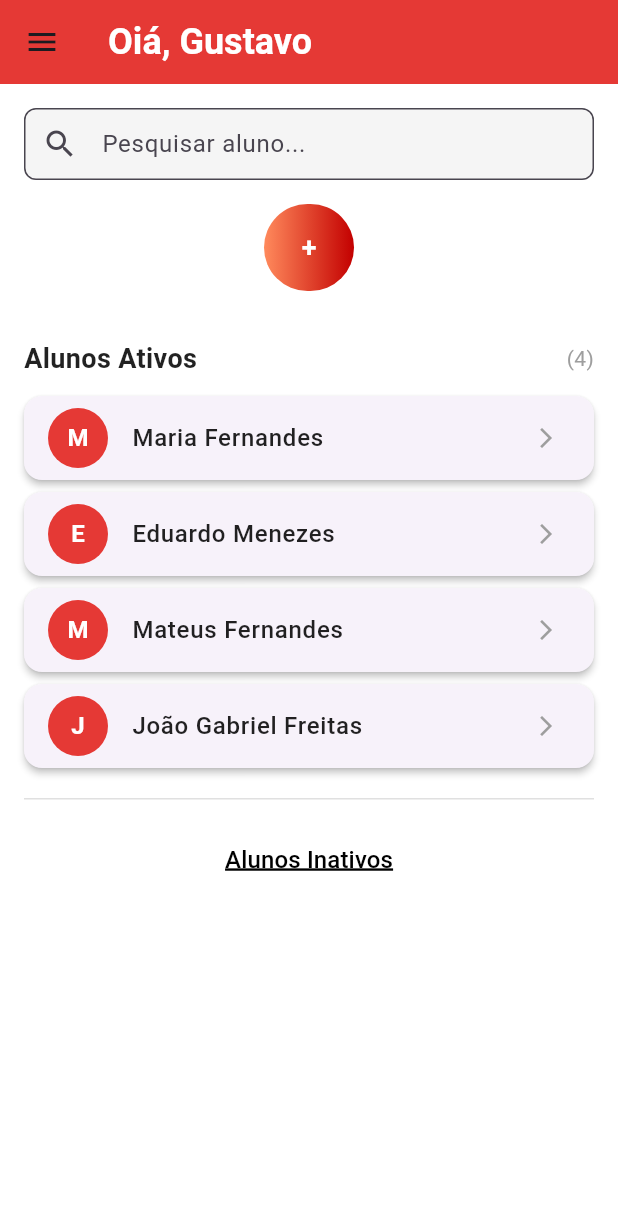
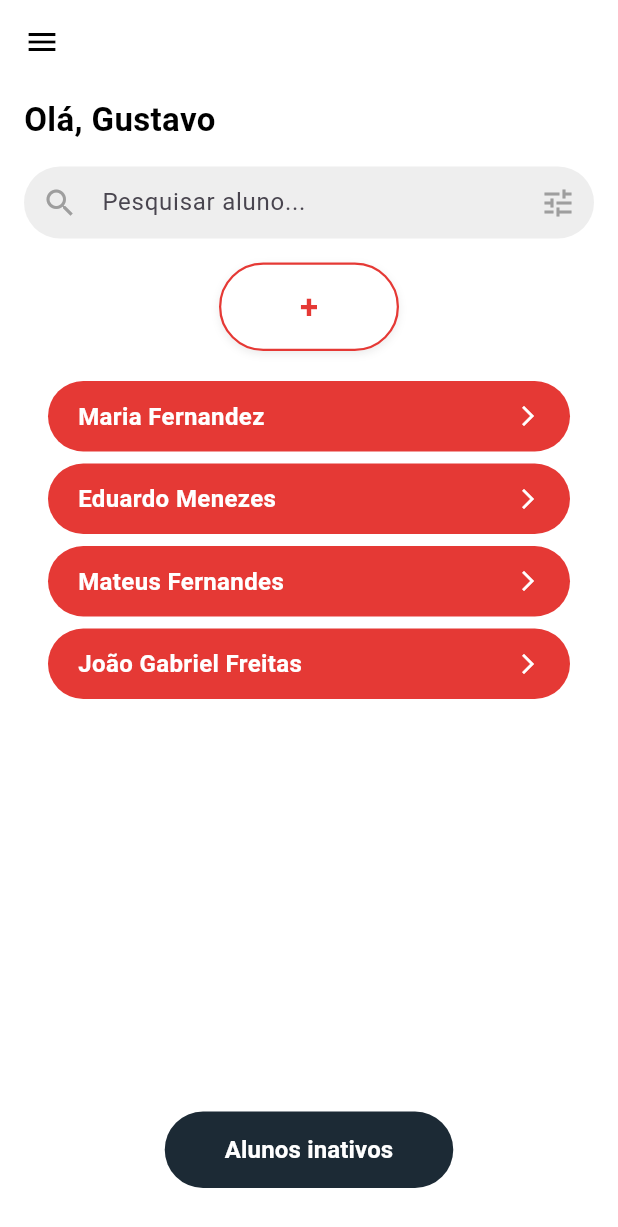
Before and after one commit to mdsreq-fga-unb/REQ-2025.2-T02-TreinaAi, a Flutter app: the StudentSearchScreen screen opened directly, on a phone screen of 412 x 824 dp. Shown: the top 1227 px of the screen. Run offline on Flutter 3.47's test engine with Material 3 defaults, Android fonts, the light colour scheme and no system bars.

Commit message:
fix: adjust HomePage layout and main.dart initialization

```diff
--- a/app/frontend/treina_ai/lib/main.dart
+++ b/app/frontend/treina_ai/lib/main.dart
@@ -1,5 +1,6 @@
 import 'package:flutter/material.dart';
-import 'ui/student_search_screen.dart';
+import 'ui/register_page.dart';
+
 
 void main() {
   runApp(const MyApp());
@@ -11,13 +12,8 @@ class MyApp extends StatelessWidget {
   @override
   Widget build(BuildContext context) {
     return MaterialApp(
-      title: 'TreinaAi',
-      theme: ThemeData(
-        primarySwatch: Colors.red,
-        scaffoldBackgroundColor: Colors.white,
-      ),
-      home: StudentSearchScreen(), // REMOVEU O CONST
       debugShowCheckedModeBanner: false,
+      home: const RegisterPage(),
     );
   }
 }
--- a/app/frontend/treina_ai/lib/ui/components.dart
+++ b/app/frontend/treina_ai/lib/ui/components.dart
@@ -1,95 +1,175 @@
 import 'package:flutter/material.dart';
 
-
-
-//Color Styles
+// ==================== COLORS ====================
 const Color primaryRed = Color(0xFFE53935);
 const Color gradientStart = Color(0xFFFF8A5C);
 const Color gradientEnd = Color(0xFFC30000);
 const Color backgroundColor = Color(0xFFF5F5F5);
 
-//Normal Text Styles
+// ==================== TEXT STYLES ====================
 const TextStyle titleText = TextStyle(
-  fontSize: 24,
-  fontWeight: FontWeight.bold,
-  color: Colors.white,
-);
-
-const TextStyle sectionTitle = TextStyle(
-  fontSize: 16,
-  fontWeight: FontWeight.w500,
-);
-
-const TextStyle inputLabelStyle = TextStyle(
-  color: Colors.black87,
-  fontWeight: FontWeight.w500,
+  fontSize: 22,
+  fontWeight: FontWeight.w600,
+  color: Colors.black,
 );
 
 const TextStyle studentNameStyle = TextStyle(
   fontSize: 16,
-  fontWeight: FontWeight.w500,
-  color: Colors.black87,
+  fontWeight: FontWeight.w600,
+  color: Colors.white,
 );
 
-const TextStyle sectionHeaderStyle = TextStyle(
-  fontSize: 18,
-  fontWeight: FontWeight.bold,
-  color: Colors.black87,
+const TextStyle inactiveStudentsButtonStyle = TextStyle(
+  color: Colors.white,
+  fontSize: 16,
+  fontWeight: FontWeight.w600,
 );
 
-//Input Decoration
-InputDecoration defaultInputDecoration(String label) {
+// ==================== INPUT DECORATIONS ====================
+InputDecoration searchInputDecoration(String hint) {
   return InputDecoration(
-    labelText: label,
-    border: const UnderlineInputBorder(),
-    labelStyle: TextStyle(color: Colors.grey[700]),
+    hintText: hint,
+    prefixIcon: const Icon(Icons.search, color: Colors.grey),
+    suffixIcon: const Icon(Icons.tune, color: Colors.grey),
+    border: OutlineInputBorder(
+      borderRadius: BorderRadius.circular(30.0),
+      borderSide: BorderSide.none,
+    ),
+    filled: true,
+    fillColor: Colors.grey[200],
+    contentPadding: const EdgeInsets.symmetric(vertical: 0, horizontal: 20),
   );
 }
 
-InputDecoration searchInputDecoration(String hint) {
+InputDecoration defaultInputDecoration(String hint) {
   return InputDecoration(
     hintText: hint,
-    prefixIcon: const Icon(Icons.search),
     border: OutlineInputBorder(
-      borderRadius: BorderRadius.circular(8.0),
+      borderRadius: BorderRadius.circular(30.0),
+      borderSide: BorderSide.none,
     ),
     filled: true,
-    fillColor: Colors.grey[100],
-    contentPadding: const EdgeInsets.symmetric(vertical: 12, horizontal: 16),
+    fillColor: Colors.grey[200],
+    contentPadding: const EdgeInsets.symmetric(vertical: 16, horizontal: 20),
   );
 }
 
-//Gender Button
-class GenderButton extends StatelessWidget {
-  final String gender;
-  final bool selected;
-  final VoidCallback onTap;
+// ==================== SIMPLE BORDER BUTTON (SEARCH PAGE "+") ====================
+class BorderedButton extends StatelessWidget {
+  final String text;
+  final VoidCallback onPressed;
 
-  const GenderButton({
+  const BorderedButton({
     super.key,
-    required this.gender,
-    required this.selected,
-    required this.onTap,
+    required this.text,
+    required this.onPressed,
   });
 
   @override
   Widget build(BuildContext context) {
-    return ChoiceChip(
-      label: Text(gender),
-      selected: selected,
-      selectedColor: primaryRed.withOpacity(0.1),
-      backgroundColor: Colors.white,
-      labelStyle: TextStyle(
-        color: selected ? primaryRed : Colors.black87,
-        fontWeight: FontWeight.w500,
+    return Container(
+      decoration: BoxDecoration(
+        color: Colors.white,
+        borderRadius: BorderRadius.circular(30),
+        boxShadow: [
+          BoxShadow(
+            color: Colors.black.withOpacity(0.08),
+            blurRadius: 4,
+            offset: const Offset(0, 2),
           ),
-      side: const BorderSide(color: primaryRed),
-      onSelected: (_) => onTap(),
+        ],
+      ),
+      child: OutlinedButton(
+        style: OutlinedButton.styleFrom(
+          foregroundColor: primaryRed,
+          side: const BorderSide(color: primaryRed, width: 1.5),
+          shape: RoundedRectangleBorder(
+            borderRadius: BorderRadius.circular(30),
+          ),
+          padding: const EdgeInsets.symmetric(vertical: 14),
+        ),
+        onPressed: onPressed,
+        child: Text(
+          text,
+          style: const TextStyle(
+            fontSize: 22,
+            fontWeight: FontWeight.bold,
+          ),
+        ),
+      ),
     );
   }
 }
 
-//Button with Gradient
+// ==================== STUDENT CARD ====================
+class StudentCard extends StatelessWidget {
+  final String name;
+  final bool isActive;
+  final VoidCallback? onTap;
+
+  const StudentCard({
+    super.key,
+    required this.name,
+    required this.isActive,
+    this.onTap,
+  });
+
+  @override
+  Widget build(BuildContext context) {
+    return Padding(
+      padding: const EdgeInsets.symmetric(horizontal: 16, vertical: 4),
+      child: GestureDetector(
+        onTap: onTap,
+        child: Container(
+          decoration: BoxDecoration(
+            color: isActive ? primaryRed : Colors.grey[600],
+            borderRadius: BorderRadius.circular(30),
+          ),
+          padding: const EdgeInsets.symmetric(vertical: 12, horizontal: 20),
+          child: Row(
+            mainAxisAlignment: MainAxisAlignment.spaceBetween,
+            children: [
+              Text(name, style: studentNameStyle),
+              const Icon(Icons.arrow_forward_ios, color: Colors.white, size: 16),
+            ],
+          ),
+        ),
+      ),
+    );
+  }
+}
+
+// ==================== DARK BUTTON (INACTIVE STUDENTS) ====================
+class DarkRoundedButton extends StatelessWidget {
+  final String text;
+  final VoidCallback onPressed;
+
+  const DarkRoundedButton({
+    super.key,
+    required this.text,
+    required this.onPressed,
+  });
+
+  @override
+  Widget build(BuildContext context) {
+    return Center(
+      child: ElevatedButton(
+        style: ElevatedButton.styleFrom(
+          backgroundColor: const Color(0xFF1C2A35),
+          shape: RoundedRectangleBorder(
+            borderRadius: BorderRadius.circular(30),
+          ),
+          padding: const EdgeInsets.symmetric(horizontal: 40, vertical: 14),
+          elevation: 0,
+        ),
+        onPressed: onPressed,
+        child: Text(text, style: inactiveStudentsButtonStyle),
+      ),
+    );
+  }
+}
+
+// ==================== GradientButton ====================
 class GradientButton extends StatelessWidget {
   final String text;
   final VoidCallback onPressed;
@@ -104,119 +184,42 @@ class GradientButton extends StatelessWidget {
 
   @override
   Widget build(BuildContext context) {
-    return GestureDetector(
-      onTap: onPressed,
-      child: Container(
-        width: width ?? double.infinity,
-        padding: const EdgeInsets.symmetric(vertical: 16),
+    return Container(
+      width: width,
       decoration: BoxDecoration(
-          borderRadius: BorderRadius.circular(30),
         gradient: const LinearGradient(
           colors: [gradientStart, gradientEnd],
           begin: Alignment.centerLeft,
           end: Alignment.centerRight,
         ),
+        borderRadius: BorderRadius.circular(30),
+        boxShadow: [
+          BoxShadow(
+            color: Colors.black.withOpacity(0.1),
+            blurRadius: 4,
+            offset: const Offset(0, 2),
           ),
-        child: Center(
+        ],
+      ),
+      child: ElevatedButton(
+        style: ElevatedButton.styleFrom(
+          backgroundColor: Colors.transparent,
+          shadowColor: Colors.transparent,
+          shape: RoundedRectangleBorder(
+            borderRadius: BorderRadius.circular(30),
+          ),
+          padding: const EdgeInsets.symmetric(vertical: 16),
+        ),
+        onPressed: onPressed,
         child: Text(
           text,
           style: const TextStyle(
+            fontSize: 16,
+            fontWeight: FontWeight.w600,
             color: Colors.white,
-              fontSize: 18,
-              fontWeight: FontWeight.bold,
-            ),
           ),
         ),
       ),
     );
   }
 }
-
-//Student Card Component
-class StudentCard extends StatelessWidget {
-  final String name;
-  final bool isActive;
-  final VoidCallback? onTap;
-
-  const StudentCard({
-    super.key,
-    required this.name,
-    required this.isActive,
-    this.onTap,
-  });
-
-  @override
-  Widget build(BuildContext context) {
-    return Card(
-      elevation: 2,
-      margin: const EdgeInsets.symmetric(vertical: 4, horizontal: 16),
-      child: ListTile(
-        leading: CircleAvatar(
-          backgroundColor: isActive ? primaryRed : Colors.grey,
-          child: Text(
-            name.substring(0, 1),
-            style: const TextStyle(
-              color: Colors.white,
-              fontWeight: FontWeight.bold,
-            ),
-          ),
-        ),
-        title: Text(
-          name,
-          style: studentNameStyle,
-        ),
-        trailing: const Icon(
-          Icons.arrow_forward_ios,
-          color: Colors.grey,
-          size: 16,
-        ),
-        onTap: onTap,
-      ),
-    );
-  }
-}
-
-//Section Header Component
-class SectionHeader extends StatelessWidget {
-  final String title;
-  final int itemCount;
-
-  const SectionHeader({
-    super.key,
-    required this.title,
-    required this.itemCount,
-  });
-
-  @override
-  Widget build(BuildContext context) {
-    return Padding(
-      padding: const EdgeInsets.fromLTRB(16, 16, 16, 8),
-      child: Row(
-        mainAxisAlignment: MainAxisAlignment.spaceBetween,
-        children: [
-          Text(
-            title,
-            style: sectionHeaderStyle,
-          ),
-          Text(
-            '($itemCount)',
-            style: const TextStyle(
-              color: Colors.grey,
-              fontSize: 14,
-            ),
-          ),
-        ],
-      ),
-    );
-  }
-
-}
-
-const TextStyle inactiveStudentsButtonStyle = TextStyle(
-  color: Colors.black,
-  fontSize: 16,
-  fontWeight: FontWeight.w500,
-  decoration: TextDecoration.underline,
-  decorationThickness: 2.0,
-  decorationColor: Colors.black,
-);
--- a/app/frontend/treina_ai/lib/ui/register_page.dart
+++ b/app/frontend/treina_ai/lib/ui/register_page.dart
@@ -1,4 +1,5 @@
 import 'package:flutter/material.dart';
+import 'student_search_screen.dart';
 import 'components.dart';
 
 class RegisterPage extends StatefulWidget {
@@ -27,20 +28,14 @@ class _RegisterPageState extends State<RegisterPage> {
         child: Column(
           crossAxisAlignment: CrossAxisAlignment.center,
           children: [
-            //LOGO
-            // Image.asset(
-            //   'assets/logo.png',
-            //   height: 140,
-            // ),
             const SizedBox(height: 24),
 
-            //title 'Cadastre-se!'
-            Text('Cadastre-se!',
-              style: titleText.copyWith(color: Colors.black)
+            Text(
+              'Cadastre-se!',
+              style: titleText.copyWith(color: Colors.black),
             ),
             const SizedBox(height: 24),
 
-            //Form Fields
             TextField(decoration: defaultInputDecoration('Nome completo')),
             const SizedBox(height: 16),
             TextField(decoration: defaultInputDecoration('CREF')),
@@ -48,11 +43,15 @@ class _RegisterPageState extends State<RegisterPage> {
             TextField(decoration: defaultInputDecoration('Contato')),
             const SizedBox(height: 40),
 
-            //Register Button
             GradientButton(
               text: 'Cadastrar',
               onPressed: () {
-                //Cadastro action
+                Navigator.push(
+                  context,
+                  MaterialPageRoute(
+                    builder: (context) => const StudentSearchScreen(),
+                  ),
+                );
               },
             ),
           ],
--- a/app/frontend/treina_ai/lib/ui/student_search_screen.dart
+++ b/app/frontend/treina_ai/lib/ui/student_search_screen.dart
@@ -5,12 +5,12 @@ class StudentSearchScreen extends StatefulWidget {
   const StudentSearchScreen({super.key});
 
   @override
-  _StudentSearchScreenState createState() => _StudentSearchScreenState();
+  State<StudentSearchScreen> createState() => _StudentSearchScreenState();
 }
 
 class _StudentSearchScreenState extends State<StudentSearchScreen> {
   final List<Student> activeStudents = [
-    Student(name: 'Maria Fernandes', isActive: true),
+    Student(name: 'Maria Fernandez', isActive: true),
     Student(name: 'Eduardo Menezes', isActive: true),
     Student(name: 'Mateus Fernandes', isActive: true),
     Student(name: 'João Gabriel Freitas', isActive: true),
@@ -24,7 +24,7 @@ class _StudentSearchScreenState extends State<StudentSearchScreen> {
 
   List<Student> filteredActiveStudents = [];
   List<Student> filteredInactiveStudents = [];
-  TextEditingController searchController = TextEditingController();
+  final TextEditingController searchController = TextEditingController();
   bool _showInactiveStudents = false;
 
   @override
@@ -44,10 +44,10 @@ class _StudentSearchScreenState extends State<StudentSearchScreen> {
         filteredInactiveStudents = inactiveStudents;
       } else {
         filteredActiveStudents = activeStudents
-            .where((student) => student.name.toLowerCase().contains(query))
+            .where((s) => s.name.toLowerCase().contains(query))
             .toList();
         filteredInactiveStudents = inactiveStudents
-            .where((student) => student.name.toLowerCase().contains(query))
+            .where((s) => s.name.toLowerCase().contains(query))
             .toList();
       }
     });
@@ -58,7 +58,8 @@ class _StudentSearchScreenState extends State<StudentSearchScreen> {
       context: context,
       builder: (context) => AlertDialog(
         title: const Text('Adicionar Aluno'),
-        content: const Text('Funcionalidade de adicionar aluno será implementada com integração ao banco de dados.'),
+        content: const Text(
+            'Funcionalidade de adicionar aluno será implementada com integração ao banco de dados.'),
         actions: [
           TextButton(
             onPressed: () => Navigator.pop(context),
@@ -74,7 +75,8 @@ class _StudentSearchScreenState extends State<StudentSearchScreen> {
       context: context,
       builder: (context) => AlertDialog(
         title: Text(student.name),
-        content: Text('Aluno ${student.isActive ? 'Ativo' : 'Inativo'}\n\nDetalhes do aluno serão exibidos aqui quando integrado com o banco de dados.'),
+        content: Text(
+            'Aluno ${student.isActive ? 'Ativo' : 'Inativo'}\n\nDetalhes do aluno serão exibidos aqui quando integrado com o banco de dados.'),
         actions: [
           TextButton(
             onPressed: () => Navigator.pop(context),
@@ -94,106 +96,81 @@ class _StudentSearchScreenState extends State<StudentSearchScreen> {
   @override
   Widget build(BuildContext context) {
     return Scaffold(
+      backgroundColor: Colors.white,
       appBar: AppBar(
-        title: const Text('Oiá, Gustavo', style: titleText),
-        backgroundColor: primaryRed,
+        iconTheme: const IconThemeData(color: Colors.black),
+        backgroundColor: Colors.white,
         elevation: 0,
       ),
       drawer: Drawer(
-        child: ListView(
-          children: const [
-            // Adicione itens do menu aqui
-          ],
-        ),
+        child: ListView(children: const []),
       ),
-      body: Column(
-        children: [
-          Padding(
-            padding: const EdgeInsets.all(16.0),
-            child: TextField(
+      body: Padding(
+        padding: const EdgeInsets.symmetric(horizontal: 16, vertical: 8),
+        child: Column(
+          crossAxisAlignment: CrossAxisAlignment.start,
+          children: [
+            const Text('Olá, Gustavo', style: titleText),
+            const SizedBox(height: 16),
+            TextField(
               controller: searchController,
               decoration: searchInputDecoration('Pesquisar aluno...'),
             ),
-          ),
-          Padding(
-            padding: const EdgeInsets.symmetric(horizontal: 16.0),
-            child: GradientButton(
-              text: '+',
-              onPressed: _addNewStudent,
-              width: 60,
+            const SizedBox(height: 16),
+
+            // Botão "+" dentro do casulo e centralizado
+            Center(
+              child: SizedBox(
+                width: 120,
+                child: BorderedButton(
+                  text: '+',
+                  onPressed: _addNewStudent,
+                ),
+              ),
             ),
-          ),
-          const SizedBox(height: 16),
-          Expanded(
-            child: SingleChildScrollView(
-              child: Column(
-                crossAxisAlignment: CrossAxisAlignment.start,
-                children: [
-                  // Alunos Ativos (sempre visíveis)
-                  if (filteredActiveStudents.isNotEmpty) ...[
-                    SectionHeader(
-                      title: 'Alunos Ativos',
-                      itemCount: filteredActiveStudents.length,
+
+            const SizedBox(height: 16),
+
+            // Lista de alunos
+            Expanded(
+              child: SingleChildScrollView(
+                child: Column(
+                  children: [
+                    ...filteredActiveStudents.map(
+                      (s) => StudentCard(
+                        name: s.name,
+                        isActive: s.isActive,
+                        onTap: () => _onStudentTap(s),
+                      ),
                     ),
-                    ...filteredActiveStudents.map((student) => StudentCard(
-                          name: student.name,
-                          isActive: student.isActive,
-                          onTap: () => _onStudentTap(student),
-                        )),
-                  ],
-
-                  // Linha divisória e botão de alunos inativos
-                  if (filteredInactiveStudents.isNotEmpty)
-                    Column(
-                      children: [
-                        const SizedBox(height: 16),
-                        Container(
-                          height: 1,
-                          color: Colors.grey[300],
-                          margin: const EdgeInsets.symmetric(horizontal: 16),
-                        ),
-                        const SizedBox(height: 16),
-                        Center(
-                          child: TextButton(
-                            onPressed: _toggleInactiveStudents,
-                            child: Text(
-                              _showInactiveStudents ? 'Ocultar Alunos Inativos' : 'Alunos Inativos',
-                              style: inactiveStudentsButtonStyle, // ← TROQUEI PARA O NOVO ESTILO
-                            ),
-                          ),
-                        ),
-                        const SizedBox(height: 8),
-                      ],
-                    ),
-
-                  // Alunos Inativos (apenas quando _showInactiveStudents for true)
-                  if (_showInactiveStudents && filteredInactiveStudents.isNotEmpty) ...[
-                    ...filteredInactiveStudents.map((student) => StudentCard(
-                          name: student.name,
-                          isActive: student.isActive,
-                          onTap: () => _onStudentTap(student),
-                        )),
-                  ],
-
-                  // Mensagem quando não há resultados
-                  if (filteredActiveStudents.isEmpty && filteredInactiveStudents.isEmpty)
-                    const Center(
-                      child: Padding(
-                        padding: EdgeInsets.all(32.0),
-                        child: Text(
-                          'Nenhum aluno encontrado',
-                          style: TextStyle(
-                            fontSize: 16,
-                            color: Colors.grey,
-                          ),
+                    if (_showInactiveStudents) ...[
+                      const SizedBox(height: 16),
+                      ...filteredInactiveStudents.map(
+                        (s) => StudentCard(
+                          name: s.name,
+                          isActive: s.isActive,
+                          onTap: () => _onStudentTap(s),
                         ),
                       ),
-                    ),
-                ],
+                    ],
+                    const SizedBox(height: 32),
+                  ],
+                ),
               ),
             ),
-          ),
-        ],
+
+            // Botão de Alunos Inativos fixado ao fim
+            Padding(
+              padding: const EdgeInsets.only(bottom: 24),
+              child: DarkRoundedButton(
+                text: _showInactiveStudents
+                    ? 'Ocultar alunos inativos'
+                    : 'Alunos inativos',
+                onPressed: _toggleInactiveStudents,
+              ),
+            ),
+          ],
+        ),
       ),
     );
   }
```
Lines whose indentation alone changed are shown as unchanged.
